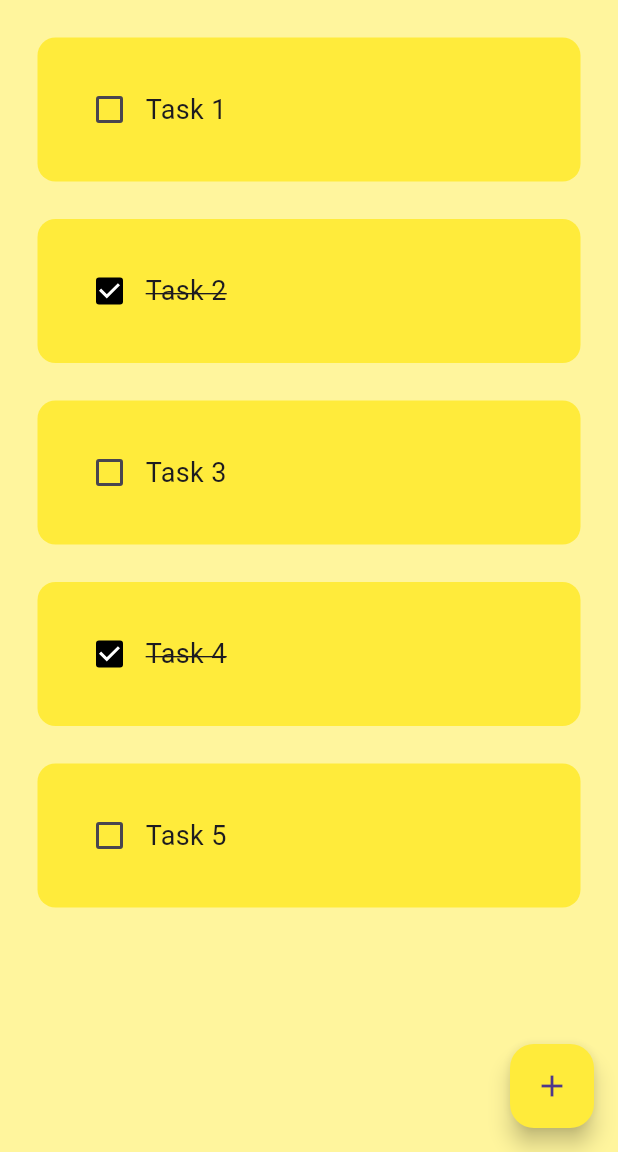
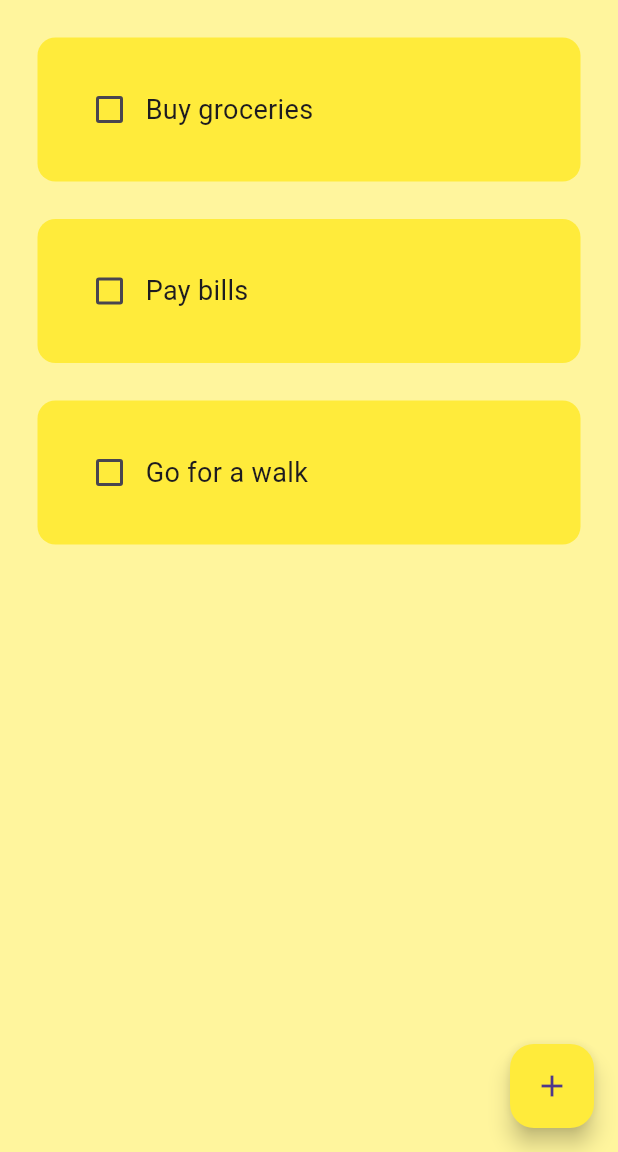
Before and after one commit to divyanshu1810/todo_flutter, a Flutter app: the screen it shows after launch, on a phone screen of 412 x 824 dp, the part 84-1236 px from its top. Run offline on Flutter 3.47's test engine with Material 3 defaults, Android fonts, the phone set to English and light mode, and no system bars; drawn by our look-alikes of flutter_slidable; our stand-ins replace hive_flutter; accounts and stored records are empty.

Commit message:
feat: add hive db

```diff
--- /dev/null
+++ b/lib/data/database.dart
@@ -0,0 +1,22 @@
+import 'package:hive_flutter/hive_flutter.dart';
+
+class ToDoDatabase {
+  List todoList = [];
+  final _myBox = Hive.box('myBox');
+
+  void createInitialData() {
+    todoList = [
+      ['Buy groceries', false],
+      ['Pay bills', false],
+      ['Go for a walk', false],
+    ];
+  }
+
+  void loadData() {
+    todoList = _myBox.get('TODOLIST');
+  }
+
+  void updateData() {
+    _myBox.put('TODOLIST', todoList);
+  }
+}
--- a/lib/main.dart
+++ b/lib/main.dart
@@ -1,7 +1,10 @@
 import 'package:flutter/material.dart';
+import 'package:hive_flutter/hive_flutter.dart';
 import 'package:todo_app/pages/home_page.dart';
 
-void main() {
+void main() async {
+  Hive.initFlutter();
+  var box = await Hive.openBox('myBox');
   runApp(const MyApp());
 }
 
--- a/lib/pages/home_page.dart
+++ b/lib/pages/home_page.dart
@@ -1,4 +1,6 @@
 import 'package:flutter/material.dart';
+import 'package:hive_flutter/hive_flutter.dart';
+import 'package:todo_app/data/database.dart';
 import 'package:todo_app/utils/dialog_box.dart';
 import 'package:todo_app/utils/todo_tile.dart';
 
@@ -10,28 +12,35 @@ class HomPage extends StatefulWidget {
 }
 
 class _HomPageState extends State<HomPage> {
+  final _myBox = Hive.box('myBox');
+  ToDoDatabase db = ToDoDatabase();
+
+  @override
+  void initState() {
+    if (_myBox.get('TODOLIST') == null) {
+      db.createInitialData();
+    } else {
+      db.loadData();
+    }
+    super.initState();
+  }
+
   final _controller = TextEditingController();
-
-  List todoList = [
-    ['Task 1', false],
-    ['Task 2', true],
-    ['Task 3', false],
-    ['Task 4', true],
-    ['Task 5', false],
-  ];
 
   void checkBoxChanged(bool? value, int index) {
     setState(() {
-      todoList[index][1] = !todoList[index][1];
+      db.todoList[index][1] = !db.todoList[index][1];
     });
+    db.updateData();
   }
 
   void saveNewTask() {
     setState(() {
-      todoList.add([_controller.text, false]);
+      db.todoList.add([_controller.text, false]);
       _controller.clear();
     });
     Navigator.of(context).pop();
+    db.updateData();
   }
 
   void createNewTask() {
@@ -48,8 +57,9 @@ class _HomPageState extends State<HomPage> {
 
   void deleteTask(int index) {
     setState(() {
-      todoList.removeAt(index);
+      db.todoList.removeAt(index);
     });
+    db.updateData();
   }
 
   @override
@@ -71,11 +81,11 @@ class _HomPageState extends State<HomPage> {
         child: const Icon(Icons.add),
       ),
       body: ListView.builder(
-        itemCount: todoList.length,
+        itemCount: db.todoList.length,
         itemBuilder: (context, index) {
           return TodoTile(
-            taskName: todoList[index][0],
-            taskCompleted: todoList[index][1],
+            taskName: db.todoList[index][0],
+            taskCompleted: db.todoList[index][1],
             onChanged: (value) => checkBoxChanged(value, index),
             deleteFunction: (context) => deleteTask(index),
           );
--- a/pubspec.yaml
+++ b/pubspec.yaml
@@ -30,6 +30,8 @@ environment:
 dependencies:
   flutter:
     sdk: flutter
+  hive: ^2.2.3
+  hive_flutter: ^1.1.0
 
 
   # The following adds the Cupertino Icons font to your application.
@@ -40,6 +42,8 @@ dependencies:
 dev_dependencies:
   flutter_test:
     sdk: flutter
+  hive_generator: ^1.1.3
+  build_runner: ^2.1.11
 
   # The "flutter_lints" package below contains a set of recommended lints to
   # encourage good coding practices. The lint set provided by the package is
```
Also changed, not shown: pubspec.lock, 1 other file.
